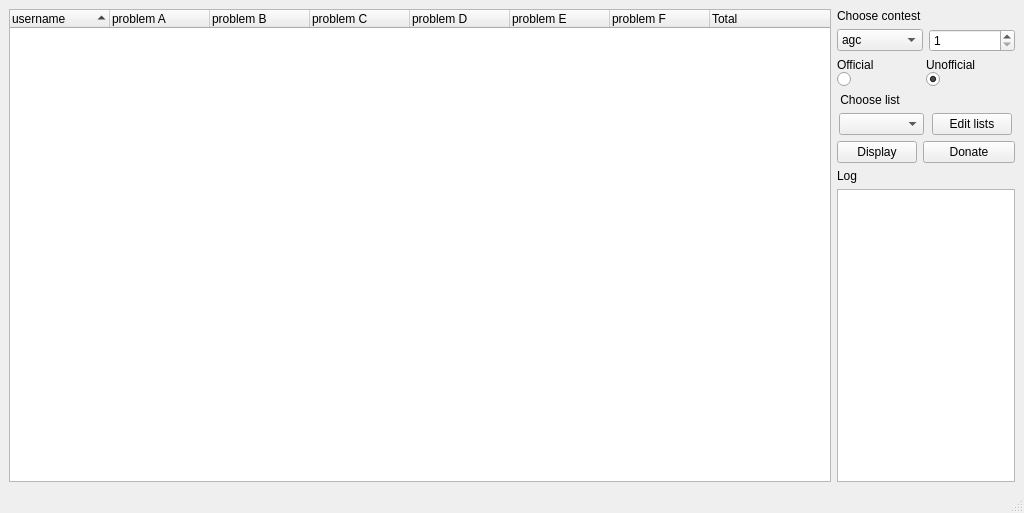
Above: gui.ui from mkisic/acstand before the change. Below: the same form after it.
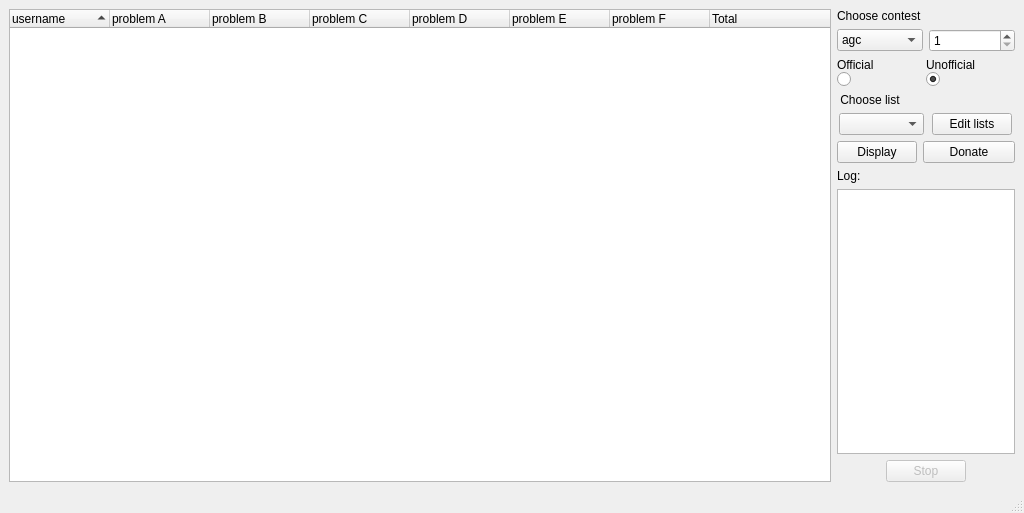
That is the form after the change.

```diff
--- a/gui.ui
+++ b/gui.ui
@@ -273,12 +273,34 @@
       <item row="4" column="0">
        <widget class="QLabel" name="logLabel">
         <property name="text">
-         <string>Log</string>
+         <string>Log:</string>
+        </property>
+       </widget>
+      </item>
+      <item row="7" column="0">
+       <layout class="QHBoxLayout" name="horizontalLayout_6"/>
+      </item>
+      <item row="6" column="0" alignment="Qt::AlignHCenter">
+       <widget class="QPushButton" name="stopButton">
+        <property name="enabled">
+         <bool>false</bool>
+        </property>
+        <property name="sizePolicy">
+         <sizepolicy hsizetype="Maximum" vsizetype="Fixed">
+          <horstretch>0</horstretch>
+          <verstretch>0</verstretch>
+         </sizepolicy>
+        </property>
+        <property name="layoutDirection">
+         <enum>Qt::RightToLeft</enum>
+        </property>
+        <property name="text">
+         <string>Stop</string>
         </property>
        </widget>
       </item>
       <item row="5" column="0">
-       <widget class="QListView" name="listView">
+       <widget class="QListWidget" name="listWidget">
         <property name="sizePolicy">
          <sizepolicy hsizetype="Preferred" vsizetype="Expanding">
           <horstretch>0</horstretch>
@@ -291,6 +313,21 @@
           <height>16777215</height>
          </size>
         </property>
+        <property name="movement">
+         <enum>QListView::Static</enum>
+        </property>
+        <property name="flow">
+         <enum>QListView::TopToBottom</enum>
+        </property>
+        <property name="isWrapping" stdset="0">
+         <bool>false</bool>
+        </property>
+        <property name="wordWrap">
+         <bool>true</bool>
+        </property>
+        <property name="selectionRectVisible">
+         <bool>false</bool>
+        </property>
        </widget>
       </item>
      </layout>
```
